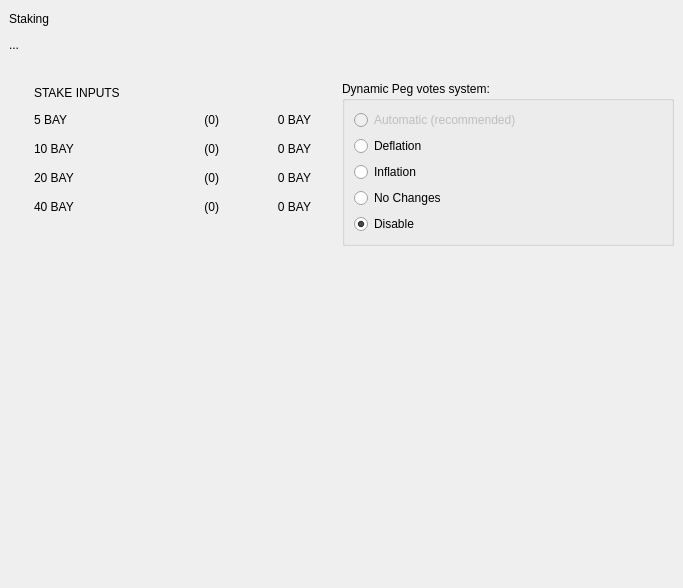
Above: src/qt/forms/stakingpage.ui from bitbaymarket/bitbay-core before the change. Below: the same form after it.
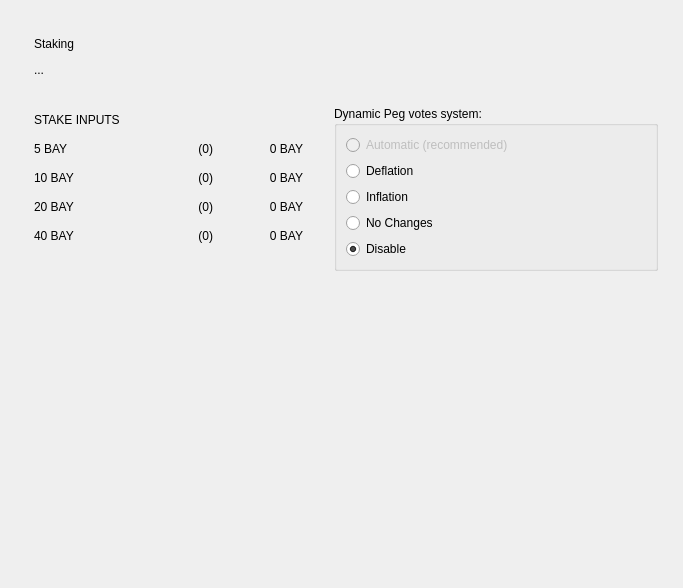
That is the form after the change.

Commit message: Adjust layout

```diff
--- a/src/qt/forms/stakingpage.ui
+++ b/src/qt/forms/stakingpage.ui
@@ -45,205 +45,14 @@
           </size>
          </property>
          <layout class="QGridLayout" name="gridLayout_4" columnstretch="0,0,0" columnminimumwidth="0,0,0">
-          <item row="3" column="0">
-           <layout class="QGridLayout" name="gridLayout_3">
-            <property name="leftMargin">
-             <number>25</number>
-            </property>
-            <property name="topMargin">
-             <number>0</number>
-            </property>
-            <property name="rightMargin">
-             <number>25</number>
-            </property>
-            <property name="bottomMargin">
-             <number>25</number>
-            </property>
-            <property name="horizontalSpacing">
-             <number>0</number>
-            </property>
-            <property name="verticalSpacing">
-             <number>1</number>
-            </property>
-            <item row="2" column="0">
-             <widget class="QLabel" name="label10Text">
-              <property name="minimumSize">
-               <size>
-                <width>0</width>
-                <height>28</height>
-               </size>
-              </property>
-              <property name="text">
-               <string>10 BAY</string>
-              </property>
-             </widget>
-            </item>
-            <item row="1" column="2">
-             <widget class="QLabel" name="label5Amount">
-              <property name="cursor">
-               <cursorShape>IBeamCursor</cursorShape>
-              </property>
-              <property name="toolTip">
-               <string>Your current spendable balance</string>
-              </property>
-              <property name="text">
-               <string notr="true">0 BAY</string>
-              </property>
-              <property name="alignment">
-               <set>Qt::AlignRight|Qt::AlignTrailing|Qt::AlignVCenter</set>
-              </property>
-              <property name="textInteractionFlags">
-               <set>Qt::LinksAccessibleByMouse|Qt::TextSelectableByKeyboard|Qt::TextSelectableByMouse</set>
-              </property>
-             </widget>
-            </item>
-            <item row="4" column="0">
-             <widget class="QLabel" name="label40Text">
-              <property name="minimumSize">
-               <size>
-                <width>0</width>
-                <height>28</height>
-               </size>
-              </property>
-              <property name="text">
-               <string>40 BAY</string>
-              </property>
-             </widget>
-            </item>
-            <item row="4" column="2">
-             <widget class="QLabel" name="label40Amount">
-              <property name="cursor">
-               <cursorShape>IBeamCursor</cursorShape>
-              </property>
-              <property name="toolTip">
-               <string>Total of coins that was staked, and do not yet count toward the current balance</string>
-              </property>
-              <property name="text">
-               <string notr="true">0 BAY</string>
-              </property>
-              <property name="alignment">
-               <set>Qt::AlignRight|Qt::AlignTrailing|Qt::AlignVCenter</set>
-              </property>
-              <property name="textInteractionFlags">
-               <set>Qt::LinksAccessibleByMouse|Qt::TextSelectableByKeyboard|Qt::TextSelectableByMouse</set>
-              </property>
-             </widget>
-            </item>
-            <item row="2" column="2">
-             <widget class="QLabel" name="label10Amount">
-              <property name="cursor">
-               <cursorShape>IBeamCursor</cursorShape>
-              </property>
-              <property name="toolTip">
-               <string>Your current reserve balance</string>
-              </property>
-              <property name="text">
-               <string>0 BAY</string>
-              </property>
-              <property name="alignment">
-               <set>Qt::AlignRight|Qt::AlignTrailing|Qt::AlignVCenter</set>
-              </property>
-              <property name="textInteractionFlags">
-               <set>Qt::LinksAccessibleByMouse|Qt::TextSelectableByKeyboard|Qt::TextSelectableByMouse</set>
-              </property>
-             </widget>
-            </item>
-            <item row="3" column="0">
-             <widget class="QLabel" name="label20Text">
-              <property name="minimumSize">
-               <size>
-                <width>0</width>
-                <height>28</height>
-               </size>
-              </property>
-              <property name="text">
-               <string>20 BAY</string>
-              </property>
-             </widget>
-            </item>
-            <item row="3" column="2">
-             <widget class="QLabel" name="label20Amount">
-              <property name="cursor">
-               <cursorShape>IBeamCursor</cursorShape>
-              </property>
-              <property name="toolTip">
-               <string>Your current frozen balance</string>
-              </property>
-              <property name="text">
-               <string>0 BAY</string>
-              </property>
-              <property name="alignment">
-               <set>Qt::AlignRight|Qt::AlignTrailing|Qt::AlignVCenter</set>
-              </property>
-              <property name="textInteractionFlags">
-               <set>Qt::LinksAccessibleByMouse|Qt::TextSelectableByKeyboard|Qt::TextSelectableByMouse</set>
-              </property>
-             </widget>
-            </item>
-            <item row="1" column="1">
-             <widget class="QLabel" name="label5Count">
-              <property name="text">
-               <string>(0)</string>
-              </property>
-              <property name="alignment">
-               <set>Qt::AlignRight|Qt::AlignTrailing|Qt::AlignVCenter</set>
-              </property>
-             </widget>
-            </item>
-            <item row="1" column="0">
-             <widget class="QLabel" name="label5Text">
-              <property name="minimumSize">
-               <size>
-                <width>0</width>
-                <height>28</height>
-               </size>
-              </property>
-              <property name="text">
-               <string>5 BAY</string>
-              </property>
-             </widget>
-            </item>
-            <item row="2" column="1">
-             <widget class="QLabel" name="label10Count">
-              <property name="text">
-               <string>(0)</string>
-              </property>
-              <property name="alignment">
-               <set>Qt::AlignRight|Qt::AlignTrailing|Qt::AlignVCenter</set>
-              </property>
-             </widget>
-            </item>
-            <item row="3" column="1">
-             <widget class="QLabel" name="label20Count">
-              <property name="text">
-               <string>(0)</string>
-              </property>
-              <property name="alignment">
-               <set>Qt::AlignRight|Qt::AlignTrailing|Qt::AlignVCenter</set>
-              </property>
-             </widget>
-            </item>
-            <item row="4" column="1">
-             <widget class="QLabel" name="label40Count">
-              <property name="text">
-               <string>(0)</string>
-              </property>
-              <property name="alignment">
-               <set>Qt::AlignRight|Qt::AlignTrailing|Qt::AlignVCenter</set>
-              </property>
-             </widget>
-            </item>
-            <item row="0" column="0" colspan="3">
-             <widget class="QLabel" name="labelRewards">
-              <property name="text">
-               <string>STAKE INPUTS</string>
-              </property>
-             </widget>
-            </item>
-           </layout>
-          </item>
+          <property name="rightMargin">
+           <number>25</number>
+          </property>
           <item row="1" column="0" colspan="3">
            <layout class="QGridLayout" name="gridLayout">
+            <property name="leftMargin">
+             <number>25</number>
+            </property>
             <item row="0" column="0">
              <widget class="QLabel" name="labelText">
               <property name="text">
@@ -266,6 +75,19 @@
             </item>
            </layout>
           </item>
+          <item row="2" column="1">
+           <spacer name="horizontalSpacer_4">
+            <property name="orientation">
+             <enum>Qt::Horizontal</enum>
+            </property>
+            <property name="sizeHint" stdset="0">
+             <size>
+              <width>40</width>
+              <height>20</height>
+             </size>
+            </property>
+           </spacer>
+          </item>
           <item row="3" column="1" colspan="2">
            <widget class="QGroupBox" name="groupBox">
             <property name="title">
@@ -318,6 +140,12 @@
           </item>
           <item row="0" column="0" colspan="3">
            <layout class="QHBoxLayout" name="horizontalLayout_4">
+            <property name="leftMargin">
+             <number>25</number>
+            </property>
+            <property name="topMargin">
+             <number>25</number>
+            </property>
             <item>
              <widget class="QLabel" name="labelTitle">
               <property name="text">
@@ -356,19 +184,258 @@
             </property>
            </spacer>
           </item>
-          <item row="2" column="1">
-           <spacer name="horizontalSpacer_4">
+          <item row="4" column="1">
+           <spacer name="verticalSpacer_3">
             <property name="orientation">
-             <enum>Qt::Horizontal</enum>
+             <enum>Qt::Vertical</enum>
             </property>
             <property name="sizeHint" stdset="0">
              <size>
-              <width>40</width>
-              <height>20</height>
+              <width>20</width>
+              <height>40</height>
              </size>
             </property>
            </spacer>
           </item>
+          <item row="3" column="0" rowspan="2">
+           <layout class="QGridLayout" name="gridLayout_3">
+            <property name="leftMargin">
+             <number>25</number>
+            </property>
+            <property name="topMargin">
+             <number>0</number>
+            </property>
+            <property name="rightMargin">
+             <number>25</number>
+            </property>
+            <property name="bottomMargin">
+             <number>25</number>
+            </property>
+            <property name="horizontalSpacing">
+             <number>0</number>
+            </property>
+            <property name="verticalSpacing">
+             <number>1</number>
+            </property>
+            <item row="2" column="0">
+             <widget class="QLabel" name="label10Text">
+              <property name="minimumSize">
+               <size>
+                <width>0</width>
+                <height>28</height>
+               </size>
+              </property>
+              <property name="text">
+               <string>10 BAY</string>
+              </property>
+             </widget>
+            </item>
+            <item row="3" column="0">
+             <widget class="QLabel" name="label20Text">
+              <property name="minimumSize">
+               <size>
+                <width>0</width>
+                <height>28</height>
+               </size>
+              </property>
+              <property name="text">
+               <string>20 BAY</string>
+              </property>
+             </widget>
+            </item>
+            <item row="2" column="1">
+             <widget class="QLabel" name="label10Count">
+              <property name="text">
+               <string>(0)</string>
+              </property>
+              <property name="alignment">
+               <set>Qt::AlignRight|Qt::AlignTrailing|Qt::AlignVCenter</set>
+              </property>
+             </widget>
+            </item>
+            <item row="1" column="0">
+             <widget class="QLabel" name="label5Text">
+              <property name="minimumSize">
+               <size>
+                <width>0</width>
+                <height>28</height>
+               </size>
+              </property>
+              <property name="text">
+               <string>5 BAY</string>
+              </property>
+             </widget>
+            </item>
+            <item row="3" column="1">
+             <widget class="QLabel" name="label20Count">
+              <property name="text">
+               <string>(0)</string>
+              </property>
+              <property name="alignment">
+               <set>Qt::AlignRight|Qt::AlignTrailing|Qt::AlignVCenter</set>
+              </property>
+             </widget>
+            </item>
+            <item row="3" column="2">
+             <widget class="QLabel" name="label20Amount">
+              <property name="cursor">
+               <cursorShape>IBeamCursor</cursorShape>
+              </property>
+              <property name="toolTip">
+               <string>Your current frozen balance</string>
+              </property>
+              <property name="text">
+               <string>0 BAY</string>
+              </property>
+              <property name="alignment">
+               <set>Qt::AlignRight|Qt::AlignTrailing|Qt::AlignVCenter</set>
+              </property>
+              <property name="textInteractionFlags">
+               <set>Qt::LinksAccessibleByMouse|Qt::TextSelectableByKeyboard|Qt::TextSelectableByMouse</set>
+              </property>
+             </widget>
+            </item>
+            <item row="1" column="1">
+             <widget class="QLabel" name="label5Count">
+              <property name="text">
+               <string>(0)</string>
+              </property>
+              <property name="alignment">
+               <set>Qt::AlignRight|Qt::AlignTrailing|Qt::AlignVCenter</set>
+              </property>
+             </widget>
+            </item>
+            <item row="4" column="1">
+             <widget class="QLabel" name="label40Count">
+              <property name="text">
+               <string>(0)</string>
+              </property>
+              <property name="alignment">
+               <set>Qt::AlignRight|Qt::AlignTrailing|Qt::AlignVCenter</set>
+              </property>
+             </widget>
+            </item>
+            <item row="1" column="2">
+             <widget class="QLabel" name="label5Amount">
+              <property name="cursor">
+               <cursorShape>IBeamCursor</cursorShape>
+              </property>
+              <property name="toolTip">
+               <string>Your current spendable balance</string>
+              </property>
+              <property name="text">
+               <string notr="true">0 BAY</string>
+              </property>
+              <property name="alignment">
+               <set>Qt::AlignRight|Qt::AlignTrailing|Qt::AlignVCenter</set>
+              </property>
+              <property name="textInteractionFlags">
+               <set>Qt::LinksAccessibleByMouse|Qt::TextSelectableByKeyboard|Qt::TextSelectableByMouse</set>
+              </property>
+             </widget>
+            </item>
+            <item row="4" column="0">
+             <widget class="QLabel" name="label40Text">
+              <property name="minimumSize">
+               <size>
+                <width>0</width>
+                <height>28</height>
+               </size>
+              </property>
+              <property name="text">
+               <string>40 BAY</string>
+              </property>
+             </widget>
+            </item>
+            <item row="4" column="2">
+             <widget class="QLabel" name="label40Amount">
+              <property name="cursor">
+               <cursorShape>IBeamCursor</cursorShape>
+              </property>
+              <property name="toolTip">
+               <string>Total of coins that was staked, and do not yet count toward the current balance</string>
+              </property>
+              <property name="text">
+               <string notr="true">0 BAY</string>
+              </property>
+              <property name="alignment">
+               <set>Qt::AlignRight|Qt::AlignTrailing|Qt::AlignVCenter</set>
+              </property>
+              <property name="textInteractionFlags">
+               <set>Qt::LinksAccessibleByMouse|Qt::TextSelectableByKeyboard|Qt::TextSelectableByMouse</set>
+              </property>
+             </widget>
+            </item>
+            <item row="2" column="2">
+             <widget class="QLabel" name="label10Amount">
+              <property name="cursor">
+               <cursorShape>IBeamCursor</cursorShape>
+              </property>
+              <property name="toolTip">
+               <string>Your current reserve balance</string>
+              </property>
+              <property name="text">
+               <string>0 BAY</string>
+              </property>
+              <property name="alignment">
+               <set>Qt::AlignRight|Qt::AlignTrailing|Qt::AlignVCenter</set>
+              </property>
+              <property name="textInteractionFlags">
+               <set>Qt::LinksAccessibleByMouse|Qt::TextSelectableByKeyboard|Qt::TextSelectableByMouse</set>
+              </property>
+             </widget>
+            </item>
+            <item row="0" column="0" colspan="3">
+             <widget class="QLabel" name="labelRewards">
+              <property name="minimumSize">
+               <size>
+                <width>0</width>
+                <height>28</height>
+               </size>
+              </property>
+              <property name="text">
+               <string>STAKE INPUTS</string>
+              </property>
+             </widget>
+            </item>
+            <item row="6" column="0">
+             <spacer name="verticalSpacer_2">
+              <property name="orientation">
+               <enum>Qt::Vertical</enum>
+              </property>
+              <property name="sizeHint" stdset="0">
+               <size>
+                <width>20</width>
+                <height>40</height>
+               </size>
+              </property>
+             </spacer>
+            </item>
+            <item row="5" column="2">
+             <widget class="QLabel" name="labelSplitValue">
+              <property name="text">
+               <string/>
+              </property>
+              <property name="alignment">
+               <set>Qt::AlignRight|Qt::AlignTrailing|Qt::AlignVCenter</set>
+              </property>
+             </widget>
+            </item>
+            <item row="5" column="0" colspan="2">
+             <widget class="QLabel" name="labelSplit">
+              <property name="minimumSize">
+               <size>
+                <width>0</width>
+                <height>28</height>
+               </size>
+              </property>
+              <property name="text">
+               <string/>
+              </property>
+             </widget>
+            </item>
+           </layout>
+          </item>
          </layout>
         </widget>
        </item>
```
The commit also changes 1 other file.
